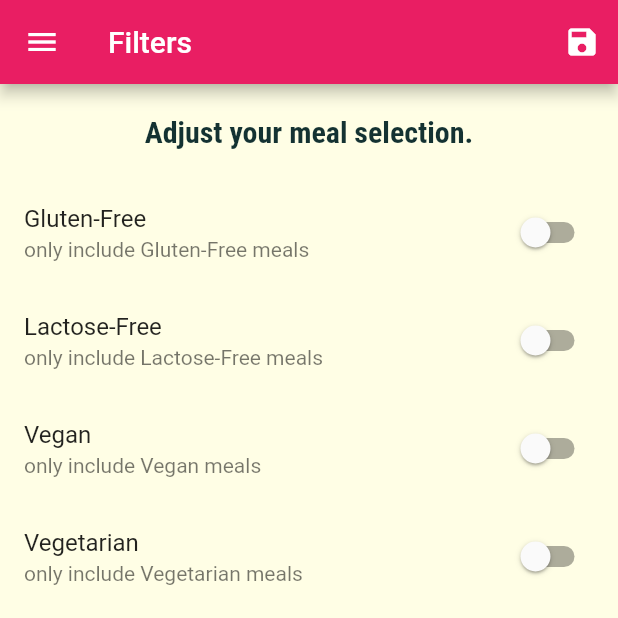
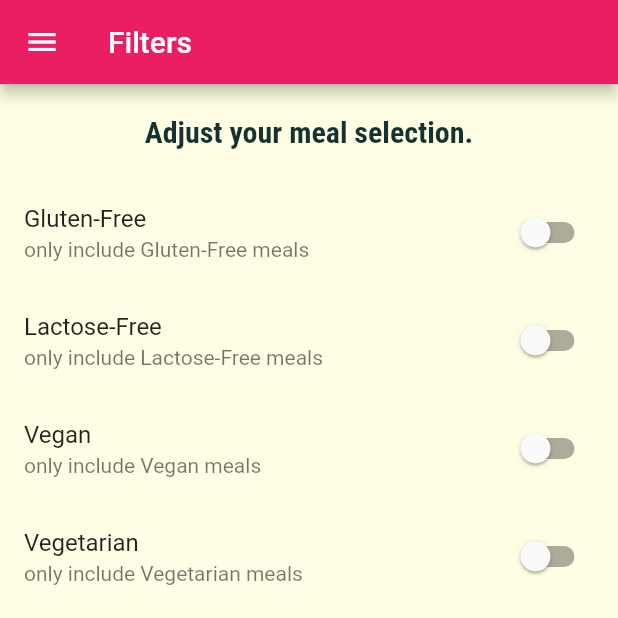
Before and after one commit to ProgrammerTaha/mealsapp0, a Flutter app: the FiltersScreen screen opened by its route, on a phone screen of 412 x 824 dp, the top half of it. Run offline on Flutter 3.47's test engine with Material 2 defaults, Android fonts, the phone set to English and light mode, and no system bars.

Commit message:
migrate th filter screen state to provider

```diff
--- a/lib/providers/meal_provider.dart
+++ b/lib/providers/meal_provider.dart
@@ -28,8 +28,7 @@ class MealProvider with ChangeNotifier {
 
 
 
-  void setFilters(Map<String, bool?> filterData) {
-    filters = filterData;
+  void setFilters() {
     availableMeals = DUMMY_MEALS.where((meal) {
       if (filters['gluten'] == true && !meal.isGlutenFree) return false;
       if (filters['lactose'] == true && !meal.isLactoseFree) return false;
@@ -37,5 +36,6 @@ class MealProvider with ChangeNotifier {
       if (filters['vegetarian'] == true && !meal.isVegetarian) return false;
       return true;
     }).toList();
+    notifyListeners();
   }
 }
--- a/lib/screens/filters_screen.dart
+++ b/lib/screens/filters_screen.dart
@@ -2,7 +2,6 @@ import 'package:flutter/material.dart';
 import 'package:provider/provider.dart';
 import 'package:recipes_app/providers/meal_provider.dart';
 import '../widgets/main_drawer.dart';
-import 'tabs_screen.dart';
 
 class FiltersScreen extends StatefulWidget {
   static final routName = '/FiltersScreen';
@@ -11,59 +10,13 @@ class FiltersScreen extends StatefulWidget {
 }
 
 class _FiltersScreenState extends State<FiltersScreen> {
-  bool? _glutenFree = false;
-  bool? _lactoseFree = false;
-  bool? _vegan = false;
-  bool? _vegetarian = false;
-
   @override
-  initState() {
+  Widget build(BuildContext context) {
     final Map<String, bool?> currentFilters =
         Provider.of<MealProvider>(context).filters;
-
-    _glutenFree = currentFilters['gluten'];
-    _lactoseFree = currentFilters['lactose'];
-    _vegan = currentFilters['vegan'];
-    _vegetarian = currentFilters['vegetarian'];
-    super.initState();
-  }
-
-  Widget switchButtonLine(
-    String title,
-    String subtitle,
-    bool identifier,
-    void Function(bool)? switchHandler,
-  ) {
-    return SwitchListTile(
-      title: Text(title),
-      subtitle: Text(subtitle),
-      value: identifier,
-      onChanged: switchHandler,
-    );
-  }
-
-  @override
-  Widget build(BuildContext context) {
     return Scaffold(
       drawer: MainDrawer(),
-      appBar: AppBar(
-        title: Text('Filters'),
-        actions: [
-          IconButton(
-            onPressed: () {
-              final Map<String, bool?> selectedFilters = {
-                'gluten': _glutenFree,
-                'lactose': _lactoseFree,
-                'vegan': _vegan,
-                'vegetarian': _vegetarian,
-              };
-              Provider.of<MealProvider>(context).setFilters(selectedFilters);
-              Navigator.of(context).popAndPushNamed(TabsScreen.routName);
-            },
-            icon: Icon(Icons.save),
-          ),
-        ],
-      ),
+      appBar: AppBar(title: Text('Filters')),
       body: Column(
         children: <Widget>[
           Container(
@@ -76,29 +29,45 @@ class _FiltersScreenState extends State<FiltersScreen> {
           Expanded(
             child: ListView(
               children: <Widget>[
-                switchButtonLine(
-                  'Gluten-Free',
-                  'only include Gluten-Free meals',
-                  _glutenFree!,
-                  (bool val) => setState(() => _glutenFree = val),
+                SwitchListTile(
+                  title: Text('Gluten-Free'),
+                  subtitle: Text('only include Gluten-Free meals'),
+                  value: currentFilters['gluten']!,
+                  onChanged: (bool val) {
+                    setState(() => currentFilters['gluten'] = val);
+                    Provider.of<MealProvider>(context, listen: false)
+                        .setFilters();
+                  },
                 ),
-                switchButtonLine(
-                  'Lactose-Free',
-                  'only include Lactose-Free meals',
-                  _lactoseFree!,
-                  (bool val) => setState(() => _lactoseFree = val),
+                SwitchListTile(
+                  title: Text('Lactose-Free'),
+                  subtitle: Text('only include Lactose-Free meals'),
+                  value: currentFilters['lactose']!,
+                  onChanged: (bool val) {
+                    setState(() => currentFilters['lactose'] = val);
+                    Provider.of<MealProvider>(context, listen: false)
+                        .setFilters();
+                  },
                 ),
-                switchButtonLine(
-                  'Vegan',
-                  'only include Vegan meals',
-                  _vegan!,
-                  (bool val) => setState(() => _vegan = val),
+                SwitchListTile(
+                  title: Text('Vegan'),
+                  subtitle: Text('only include Vegan meals'),
+                  value: currentFilters['vegan']!,
+                  onChanged: (bool val) {
+                    setState(() => currentFilters['vegan'] = val);
+                    Provider.of<MealProvider>(context, listen: false)
+                        .setFilters();
+                  },
                 ),
-                switchButtonLine(
-                  'Vegetarian',
-                  'only include Vegetarian meals',
-                  _vegetarian!,
-                  (bool val) => setState(() => _vegetarian = val),
+                SwitchListTile(
+                  title: Text('Vegetarian'),
+                  subtitle: Text('only include Vegetarian meals'),
+                  value: currentFilters['vegetarian']!,
+                  onChanged: (bool val) {
+                    setState(() => currentFilters['vegetarian'] = val);
+                    Provider.of<MealProvider>(context, listen: false)
+                        .setFilters();
+                  },
                 ),
               ],
             ),
```
